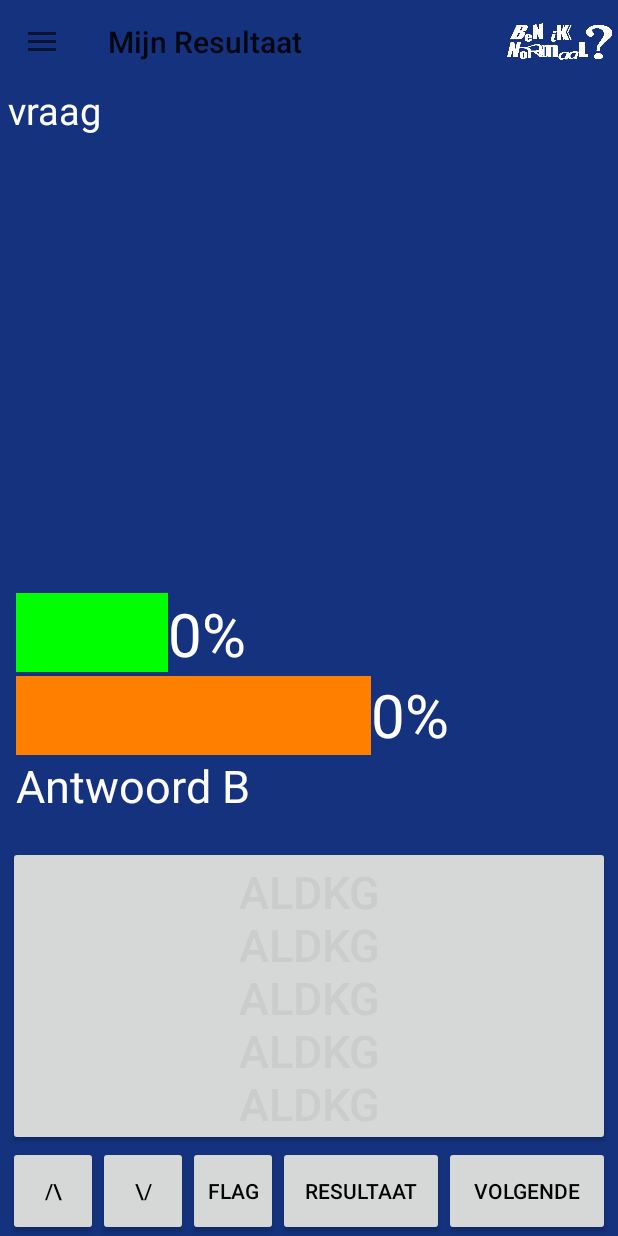
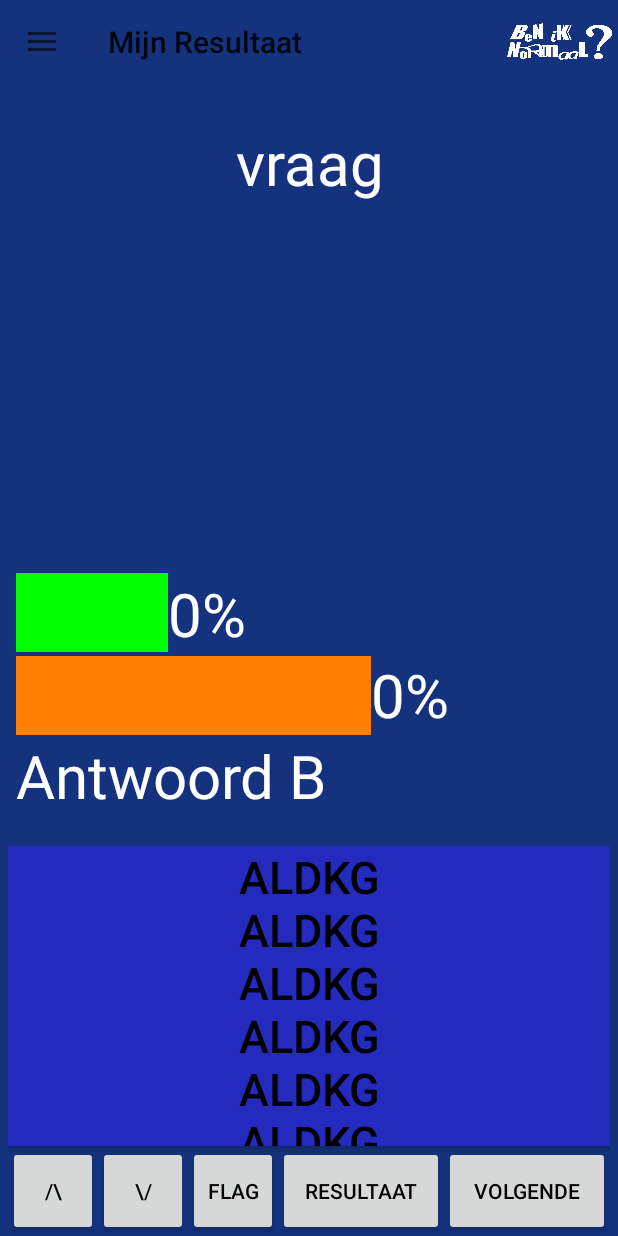
Before and after one commit to ldieliefis/beat_tryoutfiles, an Android app: the VraagActivity screen opened directly, with no data from a screen before it, after a tap on an icon or button, on a phone screen of 412 x 824 dp. Run offline under Robolectric (Android 15) with nearby library versions, the phone set to English and light mode, and no system bars; network calls fail.

Commit message:
minor layout edits

```diff
--- a/MyFirstApp/app/src/main/res/layout/activity_resultaat.xml
+++ b/MyFirstApp/app/src/main/res/layout/activity_resultaat.xml
@@ -21,7 +21,7 @@
     -->
     <TextView
         android:id="@+id/Vraag_Text"
-        android:gravity="start"
+        android:gravity="center_horizontal"
 
         android:layout_width="match_parent"
         android:layout_height="0dp"
@@ -138,6 +138,8 @@
         android:layout_width="match_parent"
         android:layout_height="200dp"
         android:layout_marginTop="@dimen/Reacties_differer"
+        android:textColor="#000000"
+        android:background="#252abe"
 
         android:onClick="Reacties"/>
 
--- a/MyFirstApp/app/src/main/res/layout/activity_vraag.xml
+++ b/MyFirstApp/app/src/main/res/layout/activity_vraag.xml
@@ -20,7 +20,7 @@
 
     <TextView
         android:id="@+id/Vraag_Text"
-        android:gravity="start"
+        android:gravity="center_horizontal"
 
         android:layout_width="match_parent"
         android:layout_height="0dp"
--- a/MyFirstApp/app/src/main/res/layout/base_activity.xml
+++ b/MyFirstApp/app/src/main/res/layout/base_activity.xml
@@ -23,7 +23,7 @@
 
             android:layout_width="match_parent"
             android:layout_height="0dp"
-
+            android:paddingTop="@dimen/framelayout_margin_top"
             android:paddingLeft="@dimen/framelayout_margin"
             android:paddingRight="@dimen/framelayout_margin"
 
--- a/MyFirstApp/app/src/main/res/values/dimens.xml
+++ b/MyFirstApp/app/src/main/res/values/dimens.xml
@@ -10,14 +10,15 @@
     <dimen name="optionButton_text">14sp</dimen>
 
     //de vraag en resultaat activity
-    <dimen name="vraag_text_size">25sp</dimen>
+    <dimen name="vraag_text_size">40sp</dimen>
     <dimen name="framelayout_margin">5dp</dimen>
+    <dimen name="framelayout_margin_top">25dp</dimen>
 
     //alleen de vraag activity
-    <dimen name="button_antwoord_text_size">20sp</dimen>
+    <dimen name="button_antwoord_text_size">25sp</dimen>
 
     //alleen de resultaatactivity
-    <dimen name="Antwoord_Text_Size">30sp</dimen>
+    <dimen name="Antwoord_Text_Size">40sp</dimen>
     <dimen name="Percentage_Text_Size">40sp</dimen>
     <dimen name="Percentage_margin">5dp</dimen>
     <dimen name="Percentage_differer">1dp</dimen>
```
